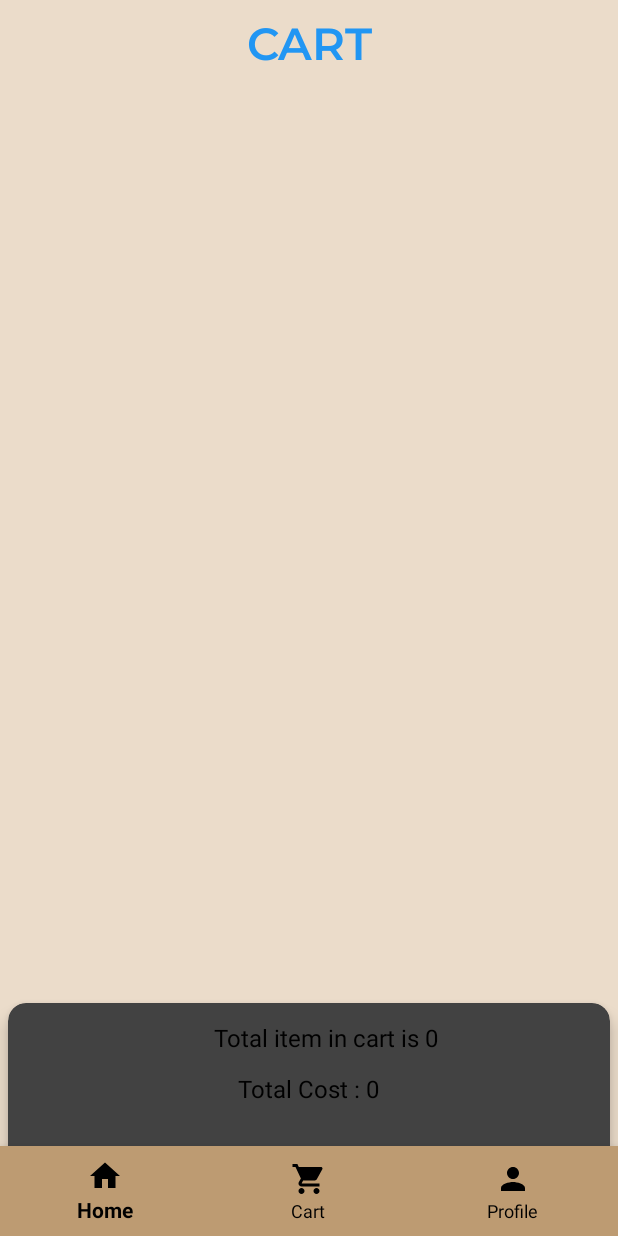
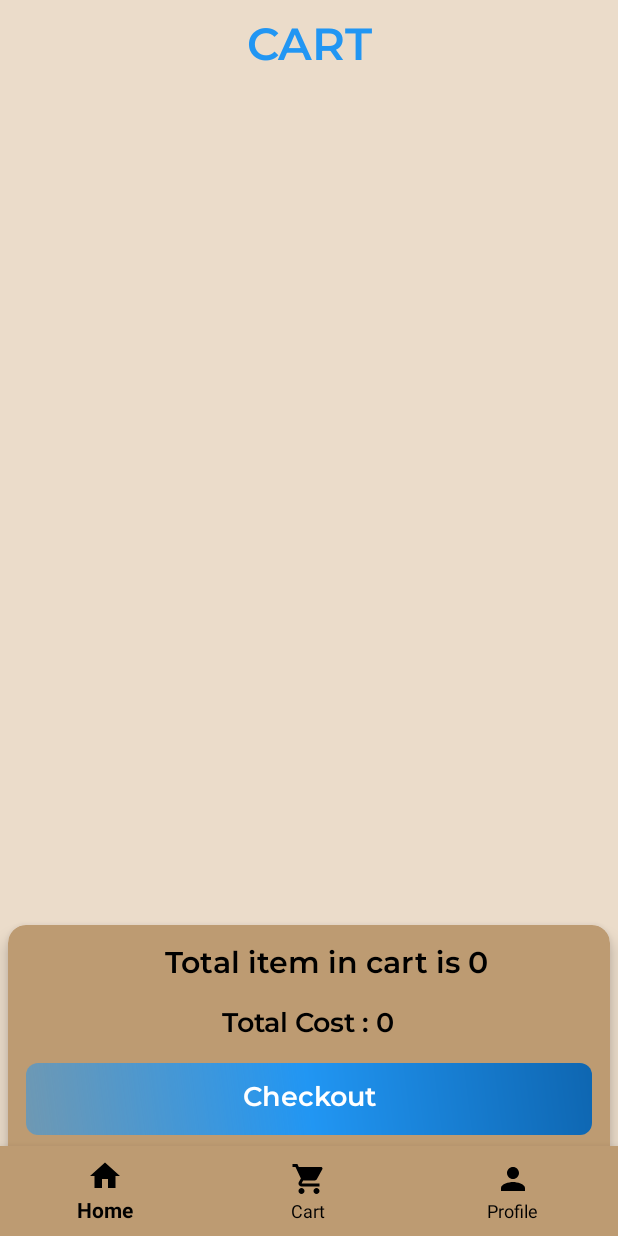
Before and after one commit to aryanmishra29/Gogreen, an Android app: the fragment CartFragment placed in its activity, on a phone screen of 412 x 824 dp. Run offline under Robolectric (Android 15) with nearby library versions, the phone set to English and light mode, and no system bars; our stand-ins replace Firebase (no records; nobody signed in at launch, a user with empty details on screens opened directly), Room's generated code; libraries missing offline, so code that uses them is left out: com.codebyashish.autoimageslider; pictures from the network do not load; 6 statements that could not run were skipped.

Commit message:
user app ui final

```diff
--- a/app/src/main/AndroidManifest.xml
+++ b/app/src/main/AndroidManifest.xml
@@ -30,21 +30,21 @@
         </activity>
         <activity
             android:name=".Login_Register.SplashScreen"
-            android:exported="false">
+            android:exported="true">
+            <intent-filter>
+                <action android:name="android.intent.action.MAIN" />
+
+                <category android:name="android.intent.category.LAUNCHER" />
+            </intent-filter>
+        </activity>
+        <activity
+            android:name=".User_Activity.UsersActivity"
+            android:exported="false" >
 <!--            <intent-filter>-->
 <!--                <action android:name="android.intent.action.MAIN" />-->
 
 <!--                <category android:name="android.intent.category.LAUNCHER" />-->
 <!--            </intent-filter>-->
-        </activity>
-        <activity
-            android:name=".User_Activity.UsersActivity"
-            android:exported="true" >
-            <intent-filter>
-                <action android:name="android.intent.action.MAIN" />
-
-                <category android:name="android.intent.category.LAUNCHER" />
-            </intent-filter>
         </activity>
         <activity
             android:name=".Login_Register.RegisterScreen"
--- a/app/src/main/res/layout/fragment_cart.xml
+++ b/app/src/main/res/layout/fragment_cart.xml
@@ -19,7 +19,7 @@
         android:padding="10dp"
         android:gravity="center"
         android:fontFamily="@font/montserrat_semibold"
-        app:layout_constraintTop_toTopOf="@+id/cartRecycler" />
+        app:layout_constraintTop_toTopOf="parent" />
 
     <androidx.recyclerview.widget.RecyclerView
         android:id="@+id/cartRecycler"
@@ -27,8 +27,7 @@
         android:layout_height="wrap_content"
         android:layout_marginBottom="12dp"
         app:layoutManager="androidx.recyclerview.widget.LinearLayoutManager"
-        app:layout_constraintTop_toTopOf="@id/title"
-        app:layout_constraintTop_toBottomOf="@id/linerLayout2"
+        app:layout_constraintTop_toBottomOf="@id/title"
         tools:listitem="@layout/layout_cart_item"
 
         />
@@ -36,11 +35,12 @@
     <androidx.cardview.widget.CardView
         android:id="@+id/linerLayout2"
         android:layout_width="match_parent"
-        android:layout_height="150dp"
+        android:layout_height="wrap_content"
         android:layout_margin="5dp"
         android:orientation="vertical"
         app:cardCornerRadius="12dp"
         app:cardElevation="7dp"
+        android:backgroundTint="#BD9B72"
         app:layout_constraintBottom_toBottomOf="parent">
 
         <LinearLayout
@@ -56,19 +56,31 @@
                 android:layout_height="wrap_content"
                 android:layout_marginStart="12dp"
                 android:layout_marginBottom="12dp"
+                android:fontFamily="@font/montserrat_semibold"
                 android:text="Total item in cart is 10"
                 android:textColor="@color/black"
-                android:textSize="16sp" />
+                android:textSize="20sp" />
 
             <TextView
                 android:id="@+id/textView13"
                 android:layout_width="wrap_content"
                 android:layout_height="wrap_content"
+                android:fontFamily="@font/montserrat_semibold"
                 android:text="Total Cost : 2000"
                 android:textColor="@color/black"
-                android:textSize="16sp"
+                android:textSize="18sp" />
 
-                />
+            <androidx.appcompat.widget.AppCompatButton
+                android:id="@+id/checkout"
+                android:layout_width="match_parent"
+                android:layout_height="wrap_content"
+                android:layout_marginTop="12dp"
+                android:background="@drawable/gradient_button"
+                android:fontFamily="@font/montserrat_semibold"
+                android:text="Checkout"
+                android:layout_marginBottom="50dp"
+                android:textAllCaps="false"
+                android:textSize="18sp" />
 
 
         </LinearLayout>
```
